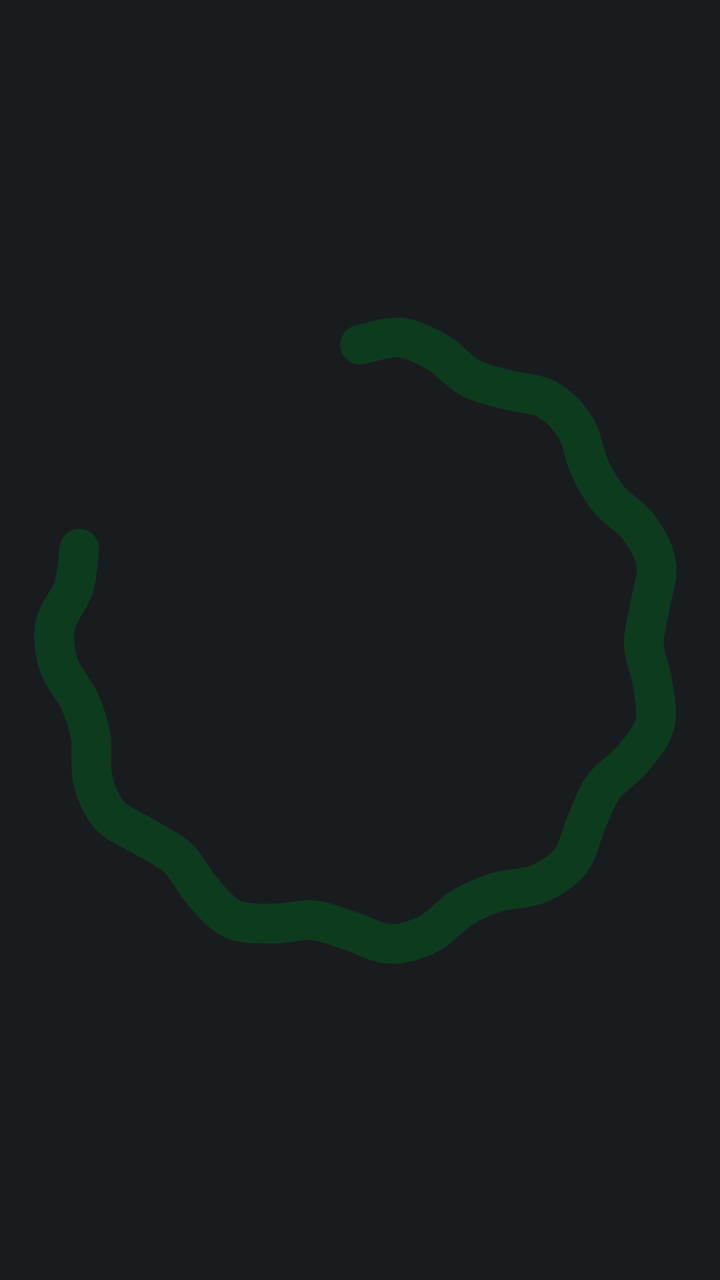
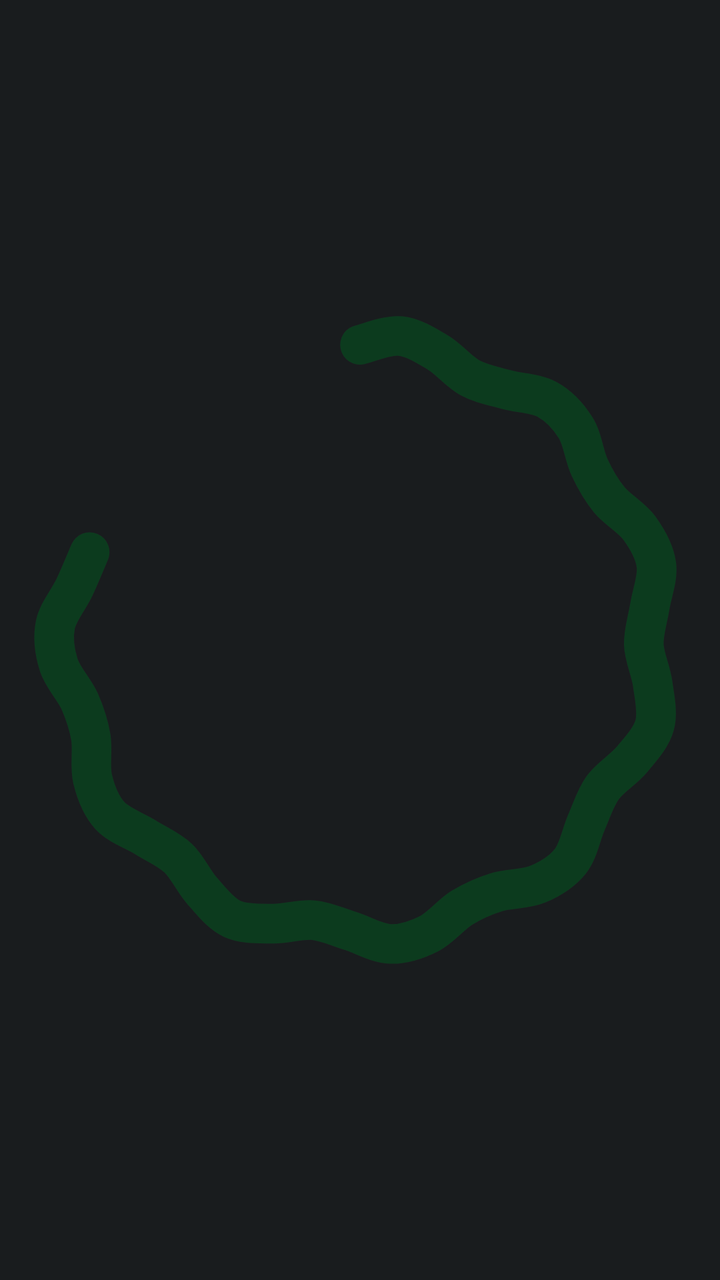

Before-and-after screenshots of an Android layout around one commit, followed by the original layout XML and the change that was made.
<!-- AndroidManifest.xml: application theme AppTheme -->
<!-- res/layout/wave_80.xml -->
<?xml version="1.0" encoding="utf-8"?>
<ProgressBar xmlns:android="http://schemas.android.com/apk/res/android"
    android:id="@+id/wave"
    android:layout_width="120dp"
    android:layout_height="120dp"
    android:layout_gravity="center"
    android:indeterminate="true"
    android:indeterminateBehavior="repeat"
    android:indeterminateDuration="1600"
    android:indeterminateDrawable="@drawable/charge_wave_80"
    android:indeterminateTint="@color/g_on_charge"
    android:indeterminateTintMode="src_in" />
<!-- resources referenced by this layout -->
<resources>
  <color name="g_on_charge">#FF0C3B1E</color>
  <!-- drawable charge_wave_80: vector/xml drawable (drawable, 54713 chars, omitted) -->
  <style name="AppTheme" parent="@android:style/Theme.DeviceDefault.NoActionBar">
          <item name="android:windowBackground">@color/ui_bg</item>
          <item name="android:statusBarColor">@android:color/transparent</item>
          <item name="android:navigationBarColor">@android:color/transparent</item>
          <item name="android:windowLightStatusBar">false</item>
          <item name="android:windowLightNavigationBar">false</item>
      </style>
  <color name="ui_bg">@android:color/system_neutral1_900</color>
</resources>

<!-- the commit's change to res/layout/wave_80.xml (unified diff, before → after) -->
@@ -6,7 +6,7 @@
     android:layout_gravity="center"
     android:indeterminate="true"
     android:indeterminateBehavior="repeat"
-    android:indeterminateDuration="1600"
+    android:indeterminateDuration="1000"
     android:indeterminateDrawable="@drawable/charge_wave_80"
     android:indeterminateTint="@color/g_on_charge"
     android:indeterminateTintMode="src_in" />
<!-- resource entries referenced after the edit -->
@@ -1,7 +1,7 @@
 <!-- resources referenced by this layout -->
 <resources>
   <color name="g_on_charge">#FF0C3B1E</color>
-  <!-- drawable charge_wave_80: vector/xml drawable (drawable, 54713 chars, omitted) -->
+  <!-- drawable charge_wave_80: vector/xml drawable (drawable, 73023 chars, omitted) -->
   <style name="AppTheme" parent="@android:style/Theme.DeviceDefault.NoActionBar">
           <item name="android:windowBackground">@color/ui_bg</item>
           <item name="android:statusBarColor">@android:color/transparent</item>
